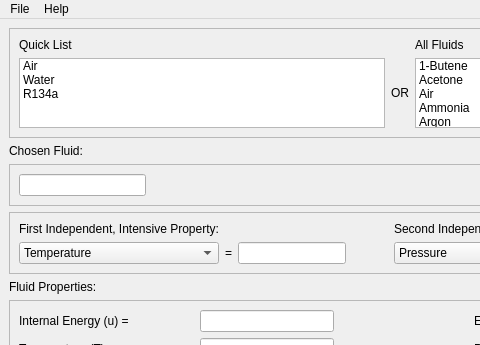
Old version of the form mainwindow.ui in the repository ke7omc/Thermodynamics-Property-Calculator; both pictures show x 0 to 480 and y 0 to 345 of the 800 by 673 pixel window.
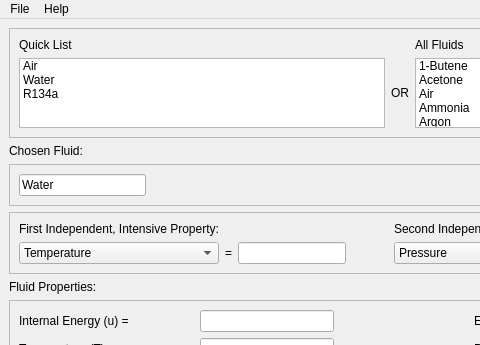
New version of the form.

Commit message: Made lineEdit boxes read-only respectively.

The edit to the form file:
```diff
--- a/mainwindow.ui
+++ b/mainwindow.ui
@@ -51,7 +51,17 @@
         </spacer>
        </item>
        <item row="0" column="0">
-        <widget class="QLineEdit" name="lineEdit_chosenFluid"/>
+        <widget class="QLineEdit" name="lineEdit_chosenFluid">
+         <property name="acceptDrops">
+          <bool>false</bool>
+         </property>
+         <property name="text">
+          <string>Water</string>
+         </property>
+         <property name="readOnly">
+          <bool>true</bool>
+         </property>
+        </widget>
        </item>
        <item row="0" column="3">
         <spacer name="horizontalSpacer_6">
```
Left out of the diff: 400 changed lines with no effect on the pictures. The commit also changes 2 other files.
